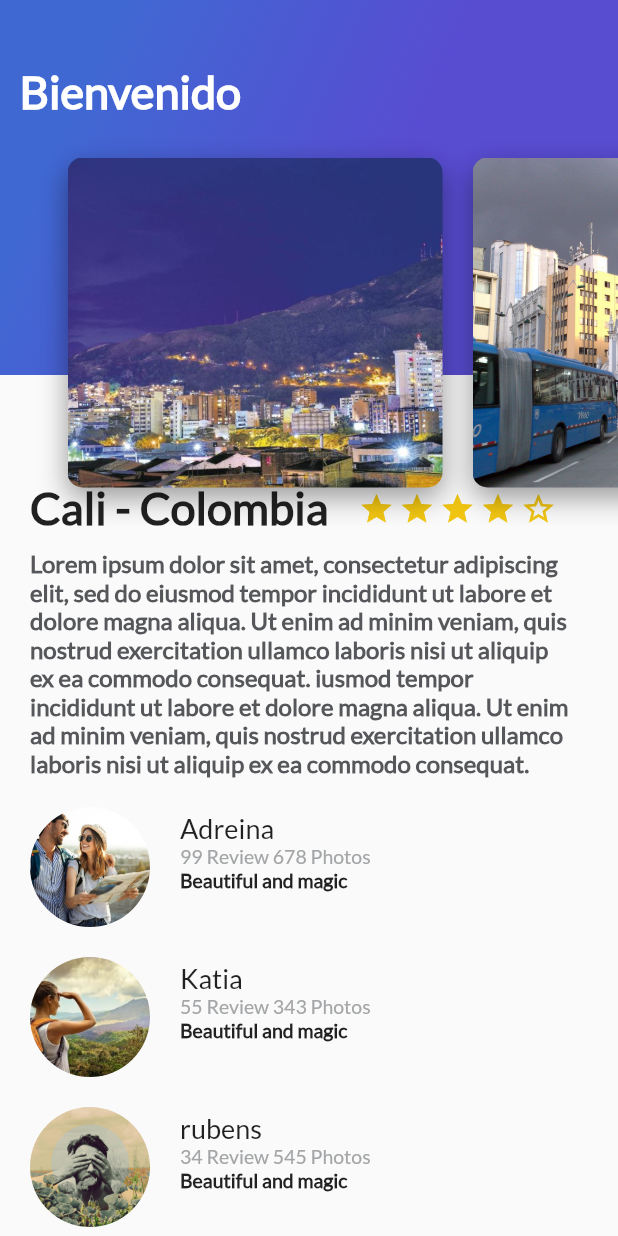
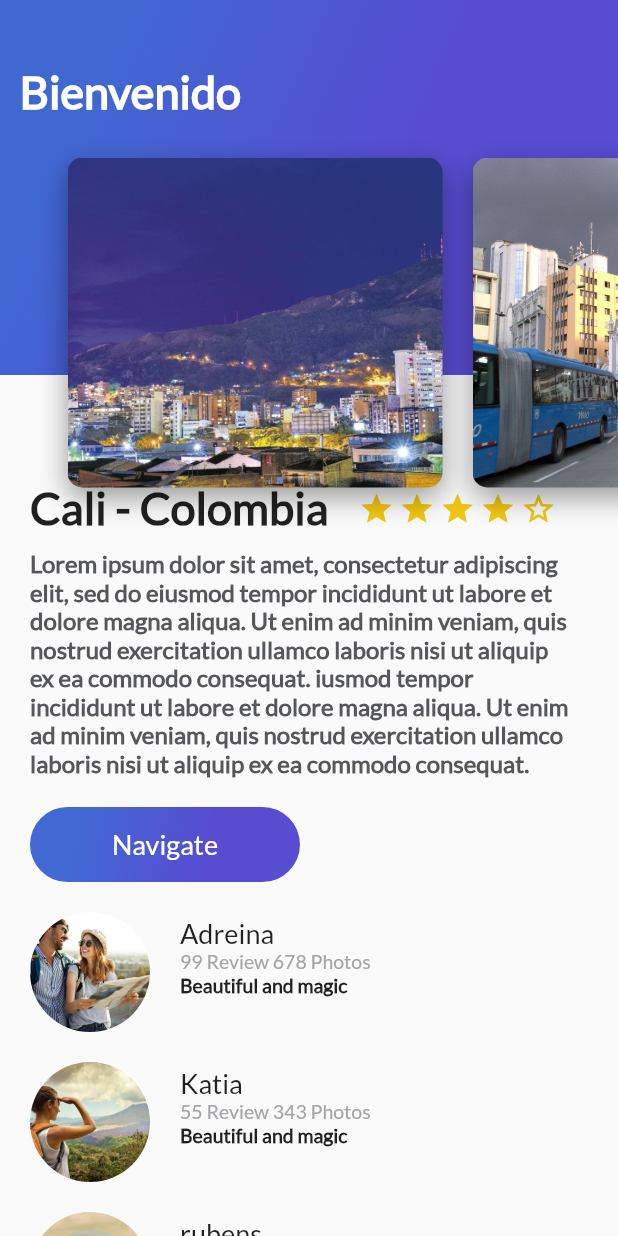
Before and after one commit to RubenToroG/platzi_trips_app, a Flutter app: the screen it shows after launch, on a phone screen of 412 x 824 dp. Run offline on Flutter 3.47's test engine with Material 2 defaults, Android fonts, the phone set to English and light mode, and no system bars.

Commit message:
Button purple - for navigation

```diff
--- /dev/null
+++ b/lib/button_purple.dart
@@ -0,0 +1,40 @@
+import 'package:flutter/material.dart';
+
+class ButtonPurple extends StatelessWidget {
+  String buttonText = "Navigate";
+
+  ButtonPurple(this.buttonText);
+
+  @override
+  Widget build(BuildContext context) {
+    return Container(
+        margin: EdgeInsets.only(top: 20.0, left: 20.0, right: 20.0),
+        child: InkWell(
+          onTap: () {
+            ScaffoldMessenger.of(context).showSnackBar(SnackBar(
+              content: Text('Navegando'),
+            ));
+          },
+          child: Container(
+            //margin: EdgeInsets.only(top: 20.0, left: 20.0, right: 20.0),
+            height: 50.0,
+            width: 180.0,
+            decoration: BoxDecoration(
+                borderRadius: BorderRadius.circular(30.0),
+                gradient: LinearGradient(
+                    colors: [Color(0xFF4268D3), Color(0xFF584CD1)],
+                    begin: FractionalOffset(0.2, 0.0),
+                    end: FractionalOffset(1.0, 0.6),
+                    stops: [0.0, 0.6],
+                    tileMode: TileMode.clamp)),
+            child: Center(
+              child: Text(
+                buttonText,
+                style: TextStyle(
+                    fontSize: 18.0, fontFamily: "Lato", color: Colors.white),
+              ),
+            ),
+          ),
+        ));
+  }
+}
--- a/lib/card_image_list.dart
+++ b/lib/card_image_list.dart
@@ -4,7 +4,6 @@ import 'card_image.dart';
 class CardImageList extends StatelessWidget {
   @override
   Widget build(BuildContext context) {
-    // TODO: implement build
     return Container(
       height: 350.0,
       child: ListView(
--- a/lib/description_place.dart
+++ b/lib/description_place.dart
@@ -1,5 +1,6 @@
 import 'package:flutter/material.dart';
 import 'package:flutter/widgets.dart';
+import 'button_purple.dart';
 
 class DescriptionPlace extends StatelessWidget {
   String namePlace;
@@ -62,7 +63,8 @@ class DescriptionPlace extends StatelessWidget {
     );
 
     return Column(
-      children: <Widget>[title_stars, descrip],
+      crossAxisAlignment: CrossAxisAlignment.start,
+      children: <Widget>[title_stars, descrip, ButtonPurple("Navigate")],
     );
   }
 }
--- a/lib/review.dart
+++ b/lib/review.dart
@@ -11,8 +11,6 @@ class Review extends StatelessWidget {
 
   @override
   Widget build(BuildContext context) {
-    //TODO: implement build
-
     final userComment = Container(
       margin: EdgeInsets.only(left: 20.0),
       child: Text(
--- a/lib/review_list.dart
+++ b/lib/review_list.dart
@@ -4,8 +4,6 @@ import 'review.dart';
 class ReviewList extends StatelessWidget {
   @override
   Widget build(BuildContext context) {
-    //TODO: implement build
-
     return Column(
       crossAxisAlignment: CrossAxisAlignment.start,
       children: <Widget>[
```
Also changed, not shown: lib/header_appbar.dart (+1 -6 lines).
